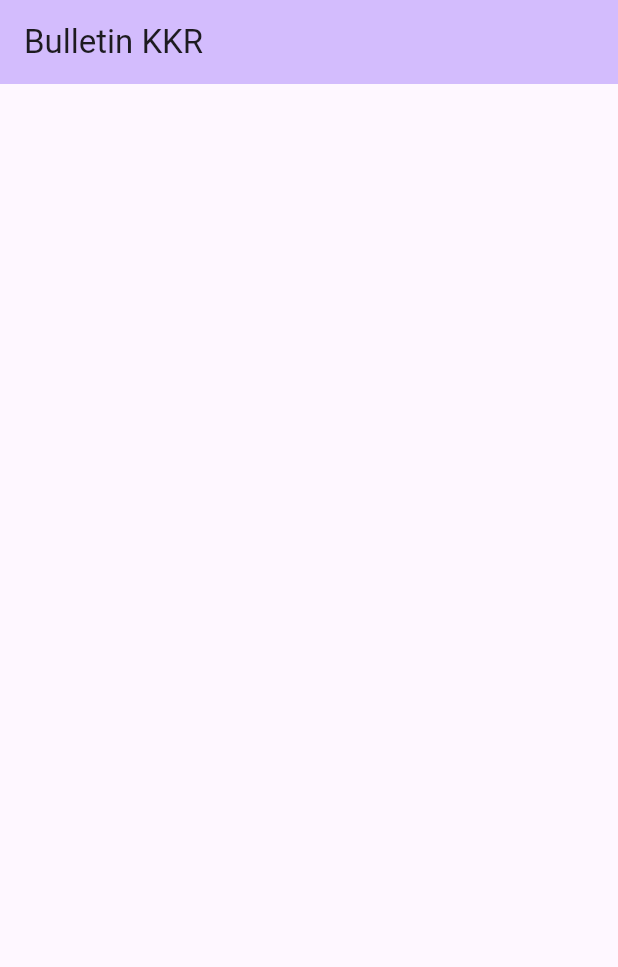
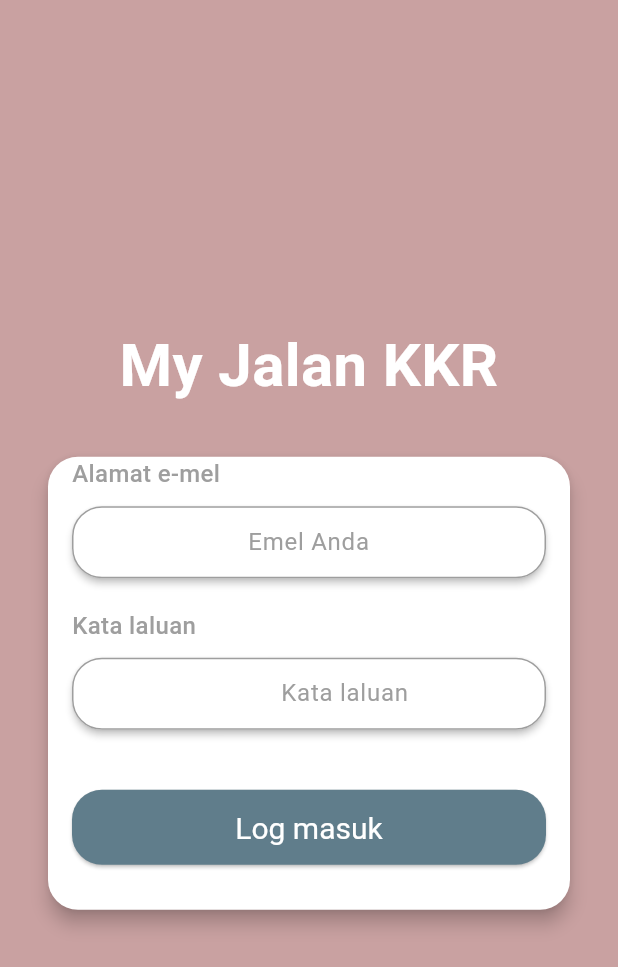
Before and after one commit to payen83/kkr_intermediate_2025, a Flutter app: the screen it shows after launch, on a phone screen of 412 x 824 dp. Shown: the top 967 px of the screen. Run offline on Flutter 3.47's test engine with Material 3 defaults, Android fonts, the phone set to English and light mode, and no system bars; our stand-ins replace dio, get, shared_preferences.

Commit message:
login design

```diff
--- /dev/null
+++ b/devtools_options.yaml
@@ -0,0 +1,3 @@
+description: This file stores settings for Dart & Flutter DevTools.
+documentation: https://docs.flutter.dev/tools/devtools/extensions#configure-extension-enablement-states
+extensions:
--- a/lib/app/app.dart
+++ b/lib/app/app.dart
@@ -1,6 +1,7 @@
 import 'package:flutter/material.dart';
 import 'package:get/get.dart';
 import 'package:kkr_intermediate_2025/app/view/bulletin.screen.dart';
+import 'package:kkr_intermediate_2025/app/view/login.screen.dart';
 
 class MyApp extends StatelessWidget {
   const MyApp({super.key});
@@ -12,7 +13,7 @@ class MyApp extends StatelessWidget {
       theme: ThemeData(
         colorScheme: ColorScheme.fromSeed(seedColor: Colors.deepPurple),
       ),
-      home: const BulletinScreen(),
+      home: const LoginScreen(),
     );
   }
 }
--- /dev/null
+++ b/lib/app/view/login.screen.dart
@@ -0,0 +1,190 @@
+import 'package:flutter/material.dart';
+
+class LoginScreen extends StatefulWidget {
+  const LoginScreen({super.key});
+
+  @override
+  State<LoginScreen> createState() => _LoginScreenState();
+}
+
+class _LoginScreenState extends State<LoginScreen> {
+  final TextEditingController emailController = TextEditingController();
+  final TextEditingController passwordController = TextEditingController();
+
+  @override
+  Widget build(BuildContext context) {
+    return Scaffold(
+      body: Stack(
+        children: [
+          Container(
+            width: MediaQuery.of(context).size.width,
+            height: MediaQuery.of(context).size.height,
+            decoration: BoxDecoration(
+              color: const Color.fromARGB(255, 201, 161, 161),
+              shape: BoxShape.rectangle
+            ),
+          ),
+          // Container(
+          //   width: MediaQuery.of(context).size.width,
+          //   height: MediaQuery.of(context).size.height * 0.3,
+          //   decoration: BoxDecoration(
+          //     color: Colors.white,
+          //     borderRadius: BorderRadius.only(
+          //       bottomLeft: Radius.circular(50),
+          //       bottomRight: Radius.circular(50)
+          //     )
+          //   ),
+          // ),
+          Center(
+            child: SingleChildScrollView(
+              child: Column(
+                children: [
+                  Container(
+                    margin: EdgeInsets.only(top: 30),
+                    width: MediaQuery.of(context).size.width,
+                    child: Text("My Jalan KKR",
+                    textAlign: TextAlign.center,
+                    style: TextStyle(
+                      color: Colors.white,
+                      fontSize: 40,
+                      fontWeight: FontWeight.w600
+                    ),),
+                  ),
+
+                  Card(
+                    margin: EdgeInsets.all(32),
+                    color: Colors.white,
+                    elevation: 5,
+                    shape: RoundedRectangleBorder(
+                      borderRadius: BorderRadius.circular(20),
+                    ),
+                    child: Column(
+                      children: [
+                        // Container(
+                        //   margin: EdgeInsets.symmetric(horizontal: 16),
+                        //   width: MediaQuery.of(context).size.width,
+                        //   child: Text('Email', style: TextStyle(fontSize: 16, fontWeight: FontWeight.w500),),
+                        // ),
+                        // Email Label
+                          Container(
+                            margin: EdgeInsets.symmetric(horizontal: 16),
+                            width: MediaQuery.of(context).size.width,
+                            child: Text(
+                              "Alamat e-mel",
+                              style: TextStyle(
+                                color: Colors.grey,
+                                fontSize: 16,
+                                fontWeight: FontWeight.w500,
+                              ),
+                            ),
+                          ),
+
+                          // Email Text Field
+                          Card(
+                            margin: EdgeInsets.symmetric(
+                                horizontal: 16, vertical: 10),
+                            color: Colors.white,
+                            elevation: 2,
+                            shape: RoundedRectangleBorder(
+                              borderRadius: BorderRadius.circular(20),
+                              side: BorderSide(
+                                color: Colors.grey,
+                                width: 1,
+                              ),
+                            ),
+                            child: Padding(
+                              padding: EdgeInsets.symmetric(horizontal: 16),
+                              child: TextField(
+                                controller: emailController,
+                                keyboardType: TextInputType.emailAddress,
+                                textAlign: TextAlign.center,
+                                decoration: InputDecoration(
+                                  border: InputBorder.none,
+                                  hintText: 'Emel Anda',
+                                  hintStyle: TextStyle(
+                                    color: Colors.grey,
+                                    fontSize: 16,
+                                  ),
+                                ),
+                              ),
+                            ),
+                          ),
+
+                          // Password Label
+                          Container(
+                            margin: EdgeInsets.fromLTRB(16, 10, 16, 0),
+                            width: MediaQuery.of(context).size.width,
+                            child: Text(
+                              "Kata laluan",
+                              style: TextStyle(
+                                color: Colors.grey,
+                                fontSize: 16,
+                                fontWeight: FontWeight.w500,
+                              ),
+                            ),
+                          ),
+
+                          // Password Text Field
+                          Card(
+                            margin: EdgeInsets.symmetric(
+                                horizontal: 16, vertical: 10),
+                            color: Colors.white,
+                            elevation: 2,
+                            shape: RoundedRectangleBorder(
+                              borderRadius: BorderRadius.circular(20),
+                              side: BorderSide(
+                                color: Colors.grey,
+                                width: 1,
+                              ),
+                            ),
+                            child: Padding(
+                              padding: EdgeInsets.only(left: 48),
+                              child: TextField(
+                                controller: passwordController,
+                                obscureText: true,
+                                keyboardType: TextInputType.visiblePassword,
+                                textAlign: TextAlign.center,
+                                decoration: InputDecoration(
+                                  border: InputBorder.none,
+                                  hintText: 'Kata laluan',
+                                  hintStyle: TextStyle(
+                                    color: Colors.grey,
+                                    fontSize: 16,
+                                  ),
+                                  // Eye Icon
+
+                                ),
+                              ),
+                            ),
+                          ),
+                          Container(
+                            margin: EdgeInsets.symmetric(
+                                horizontal: 16, vertical: 30),
+                            width: MediaQuery.of(context).size.width,
+                            height: 50,
+                            child: ElevatedButton(
+                              style: ElevatedButton.styleFrom(
+                                backgroundColor: Colors.blueGrey,
+                                foregroundColor: Colors.white,
+                                shape: RoundedRectangleBorder(
+                                  borderRadius: BorderRadius.circular(20),
+                                ),
+                                textStyle: TextStyle(fontSize: 20),
+                              ),
+                              onPressed: (){},
+                              child: Text('Log masuk'),
+                            ),
+                          ),
+
+                      ],
+                    ),
+                  )
+                ],
+              ),
+            ),
+          )
+        ],
+      ),
+    );
+  }
+}
```
